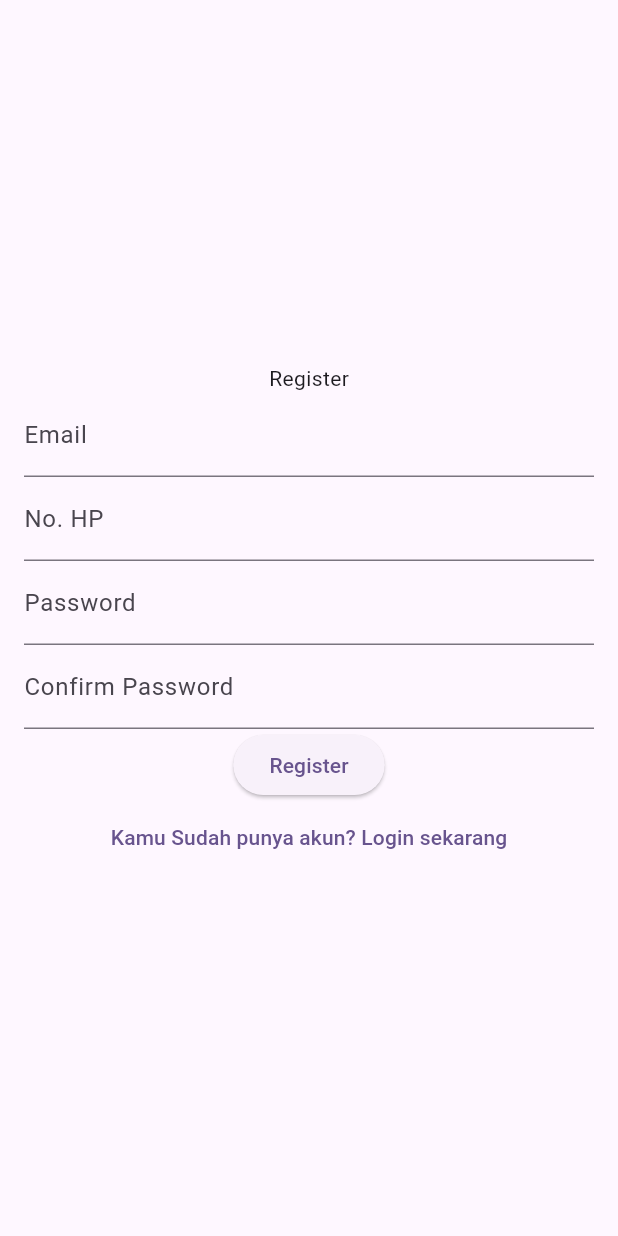
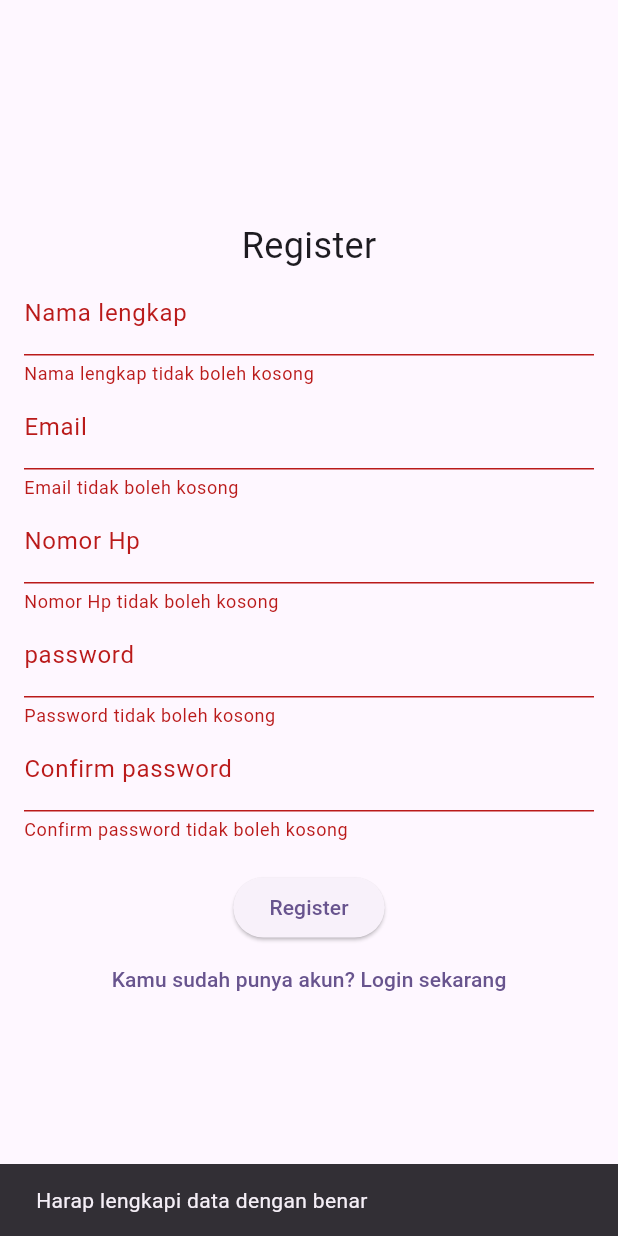
Before and after one commit to khaiqalsatrio/20220140115_UCP1_Flutter, a Flutter app: the RegisterPage screen opened directly, after a tap on "Register", on a phone screen of 412 x 824 dp. Run offline on Flutter 3.47's test engine with Material 3 defaults, Android fonts, the light colour scheme and no system bars.

Commit message:
perbaikan register page

```diff
--- a/lib/presentation/register_page.dart
+++ b/lib/presentation/register_page.dart
@@ -8,78 +8,112 @@ class RegisterPage extends StatefulWidget {
 }
 
 class _RegisterPageState extends State<RegisterPage> {
+  final GlobalKey<FormState> _formKey = GlobalKey<FormState>();
+
+  final TextEditingController namalengkapController = TextEditingController();
   final TextEditingController emailController = TextEditingController();
+  final TextEditingController nohpController = TextEditingController();
   final TextEditingController passwordController = TextEditingController();
-  final TextEditingController phoneController =
-      TextEditingController(); // Controller untuk nomor HP
+  final TextEditingController confirmpasswordController =
+      TextEditingController();
 
   @override
   void initState() {
-    super.initState(); // Perbaikan typo dari 'iniState' ke 'initState'
+    super.initState();
+  }
+
+  void _submitForm() {
+    if (_formKey.currentState!.validate()) {
+      // Jika valid, proses registrasi bisa dilakukan di sini
+      ScaffoldMessenger.of(
+        context,
+      ).showSnackBar(const SnackBar(content: Text('Proses Registrasi...')));
+
+      // masuk ke halaman login setelah register
+      Navigator.pushNamed(context, '/login');
+    } else {
+      // Validasi
+      ScaffoldMessenger.of(context).showSnackBar(
+        const SnackBar(content: Text('Harap lengkapi data dengan benar')),
+      );
+    }
   }
 
   @override
   Widget build(BuildContext context) {
     return Scaffold(
       body: Form(
+        key: _formKey,
         child: Padding(
           padding: const EdgeInsets.all(16.0),
           child: Column(
             mainAxisAlignment: MainAxisAlignment.center,
             children: [
-              Text('Register'),
+              const Text('Register', style: TextStyle(fontSize: 24)),
+              TextFormField(
+                controller: namalengkapController,
+                decoration: const InputDecoration(labelText: 'Nama lengkap'),
+                validator: (value) {
+                  if (value == null || value.isEmpty) {
+                    return 'Nama lengkap tidak boleh kosong';
+                  }
+                  return null;
+                },
+              ),
               TextFormField(
                 controller: emailController,
                 decoration: const InputDecoration(labelText: 'Email'),
                 validator: (value) {
                   if (value == null || value.isEmpty) {
-                    return 'Please enter your email';
+                    return 'Email tidak boleh kosong';
                   }
                   return null;
                 },
               ),
               TextFormField(
-                controller: phoneController, // Field untuk nomor HP
-                decoration: const InputDecoration(labelText: 'No. HP'),
-                keyboardType:
-                    TextInputType.phone, // Untuk mempermudah input nomor
+                controller: nohpController,
+                decoration: const InputDecoration(labelText: 'Nomor Hp'),
                 validator: (value) {
                   if (value == null || value.isEmpty) {
-                    return 'Please enter your phone number';
+                    return 'Nomor Hp tidak boleh kosong';
                   }
                   return null;
                 },
               ),
               TextFormField(
                 controller: passwordController,
-                decoration: const InputDecoration(labelText: 'Password'),
+                decoration: const InputDecoration(labelText: 'password'),
                 obscureText: true,
                 validator: (value) {
                   if (value == null || value.isEmpty) {
-                    return 'Please enter your password';
+                    return 'Password tidak boleh kosong';
                   }
                   return null;
                 },
               ),
               TextFormField(
-                controller: passwordController,
+                controller: confirmpasswordController,
                 decoration: const InputDecoration(
-                  labelText: 'Confirm Password',
+                  labelText: 'Confirm password',
                 ),
                 obscureText: true,
                 validator: (value) {
                   if (value == null || value.isEmpty) {
-                    return 'Please enter your Confirm password';
+                    return 'Confirm password tidak boleh kosong';
                   }
                   return null;
                 },
               ),
-              ElevatedButton(onPressed: () {}, child: Text('Register')),
+              const SizedBox(height: 20),
+              ElevatedButton(
+                onPressed: _submitForm, // Panggil _submitForm di sini
+                child: const Text('Register'),
+              ),
               TextButton(
                 onPressed: () {
                   Navigator.pushNamed(context, '/login');
                 },
-                child: Text('Kamu Sudah punya akun? Login sekarang'),
+                child: const Text('Kamu sudah punya akun? Login sekarang'),
               ),
             ],
           ),
```
